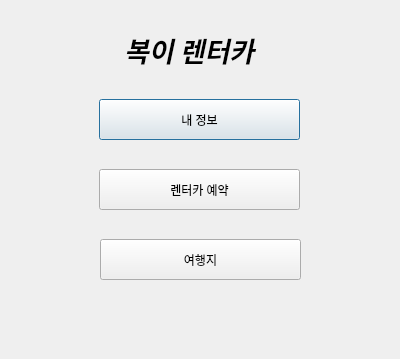
Above: client/mainpage.ui from ryueun8/rentcar before the change. Below: the same form after it.
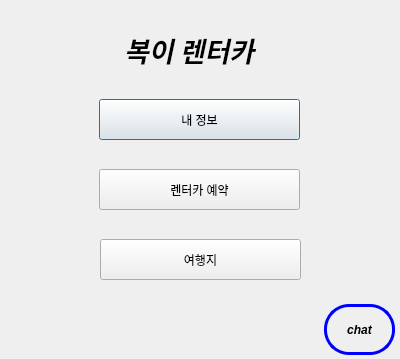
That is the form after the change.

```diff
--- a/client/mainpage.ui
+++ b/client/mainpage.ui
@@ -10,6 +10,13 @@
     <height>359</height>
    </rect>
   </property>
+  <property name="font">
+   <font>
+    <weight>75</weight>
+    <italic>true</italic>
+    <bold>true</bold>
+   </font>
+  </property>
   <property name="windowTitle">
    <string>Dialog</string>
   </property>
@@ -44,6 +51,13 @@
      <height>41</height>
     </rect>
    </property>
+   <property name="font">
+    <font>
+     <weight>50</weight>
+     <italic>false</italic>
+     <bold>false</bold>
+    </font>
+   </property>
    <property name="text">
     <string>내 정보</string>
    </property>
@@ -57,6 +71,13 @@
      <height>41</height>
     </rect>
    </property>
+   <property name="font">
+    <font>
+     <weight>50</weight>
+     <italic>false</italic>
+     <bold>false</bold>
+    </font>
+   </property>
    <property name="text">
     <string>렌터카 예약</string>
    </property>
@@ -70,10 +91,44 @@
      <height>41</height>
     </rect>
    </property>
+   <property name="font">
+    <font>
+     <weight>50</weight>
+     <italic>false</italic>
+     <bold>false</bold>
+    </font>
+   </property>
    <property name="text">
     <string>여행지</string>
    </property>
   </widget>
+  <widget class="QPushButton" name="pushButton">
+   <property name="geometry">
+    <rect>
+     <x>324</x>
+     <y>304</y>
+     <width>71</width>
+     <height>51</height>
+    </rect>
+   </property>
+   <property name="font">
+    <font>
+     <weight>75</weight>
+     <italic>true</italic>
+     <bold>true</bold>
+    </font>
+   </property>
+   <property name="styleSheet">
+    <string notr="true">border :3px solid blue;
+border-top-left-radius :25px;
+border-top-right-radius : 25px; 
+border-bottom-left-radius : 25px; 
+border-bottom-right-radius : 25px</string>
+   </property>
+   <property name="text">
+    <string>chat</string>
+   </property>
+  </widget>
  </widget>
  <resources/>
  <connections/>
```
